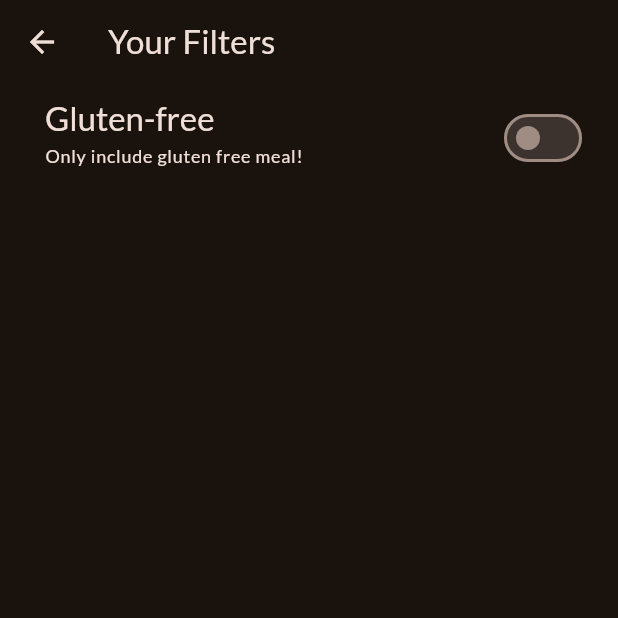
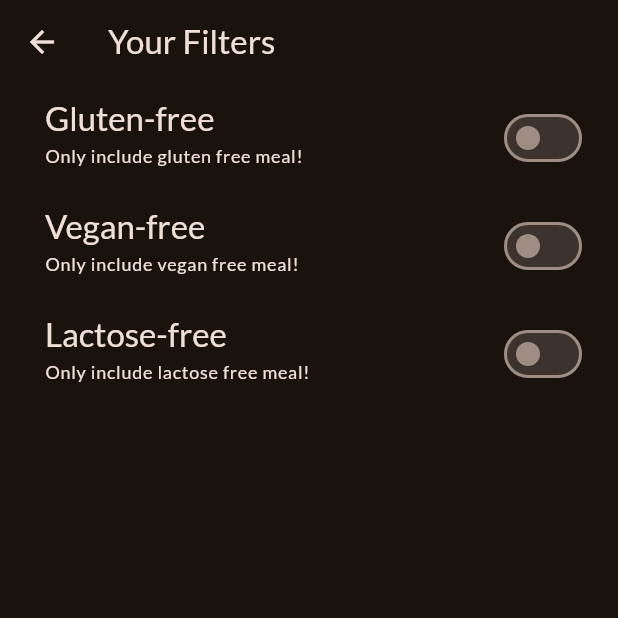
Before and after one commit to rinku-kr/flutter-meal-app, a Flutter app: the FiltersScreen screen opened directly, on a phone screen of 412 x 824 dp, the top half of it. Run offline on Flutter 3.47's test engine with Material 2 defaults, Android fonts, the phone set to English and light mode, and no system bars; our stand-ins replace google_fonts, transparent_image.

Commit message:
Adding more filter options

```diff
--- a/lib/screens/filters.dart
+++ b/lib/screens/filters.dart
@@ -13,6 +13,8 @@ class FiltersScreen extends StatefulWidget {
 
 class _FilterScreenState extends State<FiltersScreen> {
   var _glutenFreeFilterSet = false;
+  var _vegetarianFreeFilterSet = false;
+  var _lactoseFreeFilterSet = false;
 
   @override
   Widget build(BuildContext context) {
@@ -51,7 +53,55 @@ class _FilterScreenState extends State<FiltersScreen> {
           ),
           activeColor: Theme.of(context).colorScheme.tertiary,
           contentPadding: const EdgeInsets.only(left: 30, right: 20),
-        )
+        ),
+        SwitchListTile(
+          value: _vegetarianFreeFilterSet,
+          onChanged: (isChecked) {
+            setState(() {
+              _vegetarianFreeFilterSet = isChecked;
+            });
+          },
+          title: Text(
+            'Vegan-free',
+            style: Theme.of(context)
+                .textTheme
+                .titleLarge!
+                .copyWith(color: Theme.of(context).colorScheme.onBackground),
+          ),
+          subtitle: Text(
+            'Only include vegan free meal!',
+            style: Theme.of(context)
+                .textTheme
+                .labelMedium!
+                .copyWith(color: Theme.of(context).colorScheme.onBackground),
+          ),
+          activeColor: Theme.of(context).colorScheme.tertiary,
+          contentPadding: const EdgeInsets.only(left: 30, right: 20),
+        ),
+        SwitchListTile(
+          value: _lactoseFreeFilterSet,
+          onChanged: (isChecked) {
+            setState(() {
+              _lactoseFreeFilterSet = isChecked;
+            });
+          },
+          title: Text(
+            'Lactose-free',
+            style: Theme.of(context)
+                .textTheme
+                .titleLarge!
+                .copyWith(color: Theme.of(context).colorScheme.onBackground),
+          ),
+          subtitle: Text(
+            'Only include lactose free meal!',
+            style: Theme.of(context)
+                .textTheme
+                .labelMedium!
+                .copyWith(color: Theme.of(context).colorScheme.onBackground),
+          ),
+          activeColor: Theme.of(context).colorScheme.tertiary,
+          contentPadding: const EdgeInsets.only(left: 30, right: 20),
+        ),
       ]),
     );
   }
```
